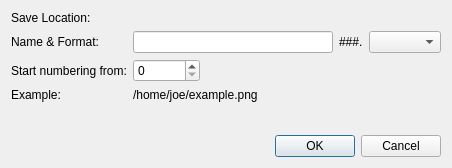
Before: the Qt Designer form src/SaveLocation.ui in trufanov-nok/skanlite, drawn with Qt 5.
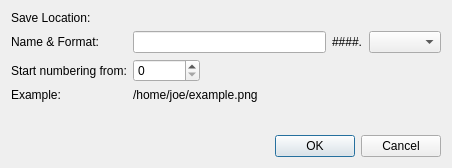
After: the same form once the commit is applied. Custom widgets are drawn as their Qt base class.

Commit message: Correct format of iterated filename part is displayed

Diff of the .ui file:
```diff
--- a/src/SaveLocation.ui
+++ b/src/SaveLocation.ui
@@ -68,7 +68,7 @@
        <item>
         <widget class="QLabel" name="numberLabel">
          <property name="text">
-          <string>###.</string>
+          <string>####.</string>
          </property>
         </widget>
        </item>
```
The commit also changes 1 other file.
